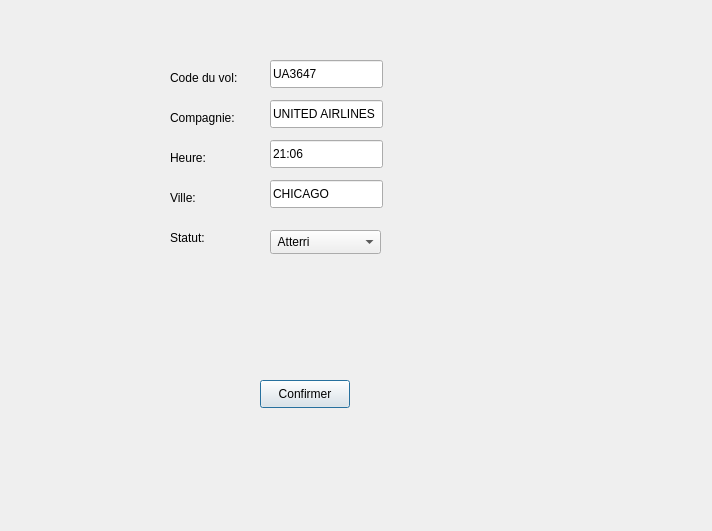
This is Interface/AjouterArrivee.ui in ycamlad/GestionDeVol as Qt 5 draws it before an edit. The edited form follows.
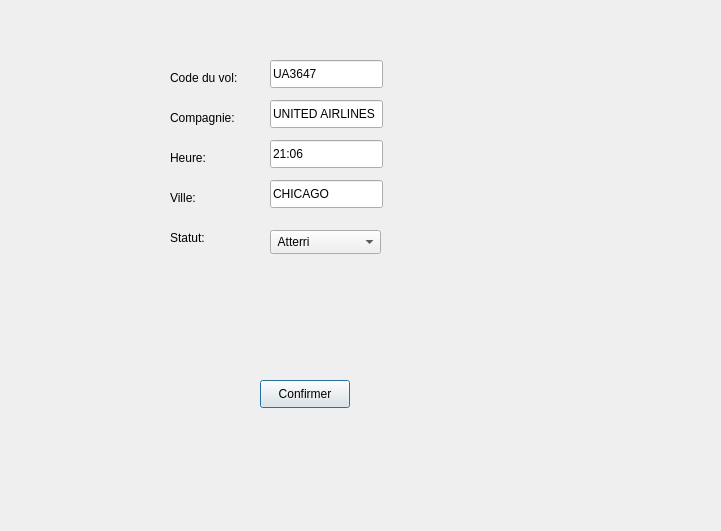
This is the edited form.

The edit to the form file:
```diff
--- a/Interface/AjouterArrivee.ui
+++ b/Interface/AjouterArrivee.ui
@@ -6,10 +6,22 @@
    <rect>
     <x>0</x>
     <y>0</y>
-    <width>712</width>
+    <width>721</width>
     <height>531</height>
    </rect>
   </property>
+  <property name="minimumSize">
+   <size>
+    <width>721</width>
+    <height>531</height>
+   </size>
+  </property>
+  <property name="maximumSize">
+   <size>
+    <width>721</width>
+    <height>531</height>
+   </size>
+  </property>
   <property name="windowTitle">
    <string>AjouterArrivee</string>
   </property>
```
